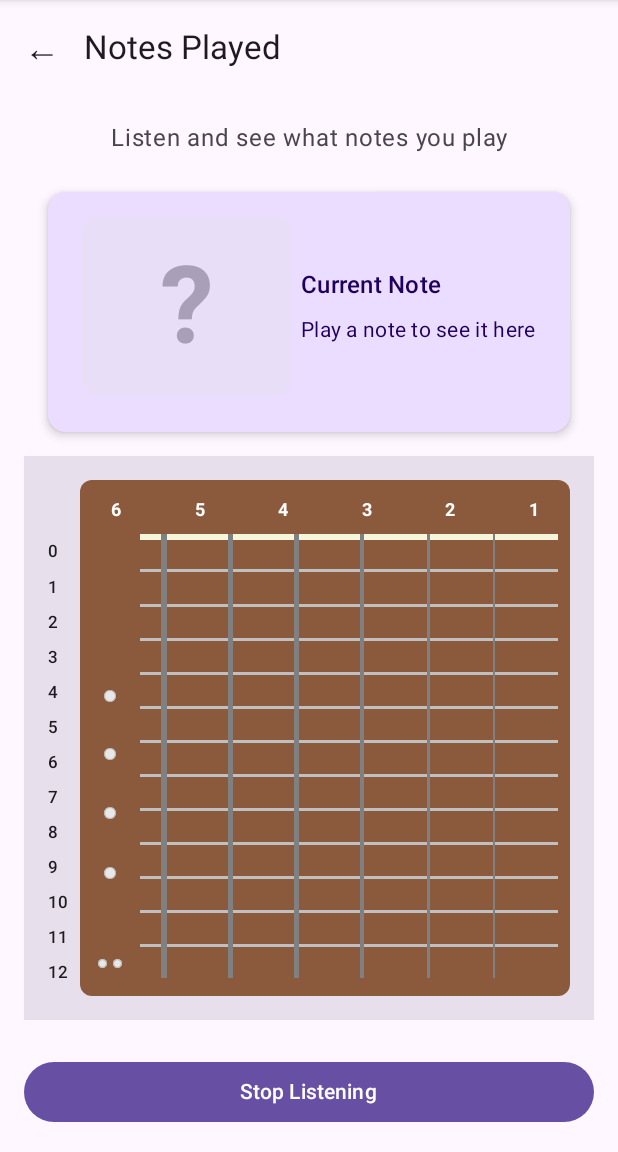
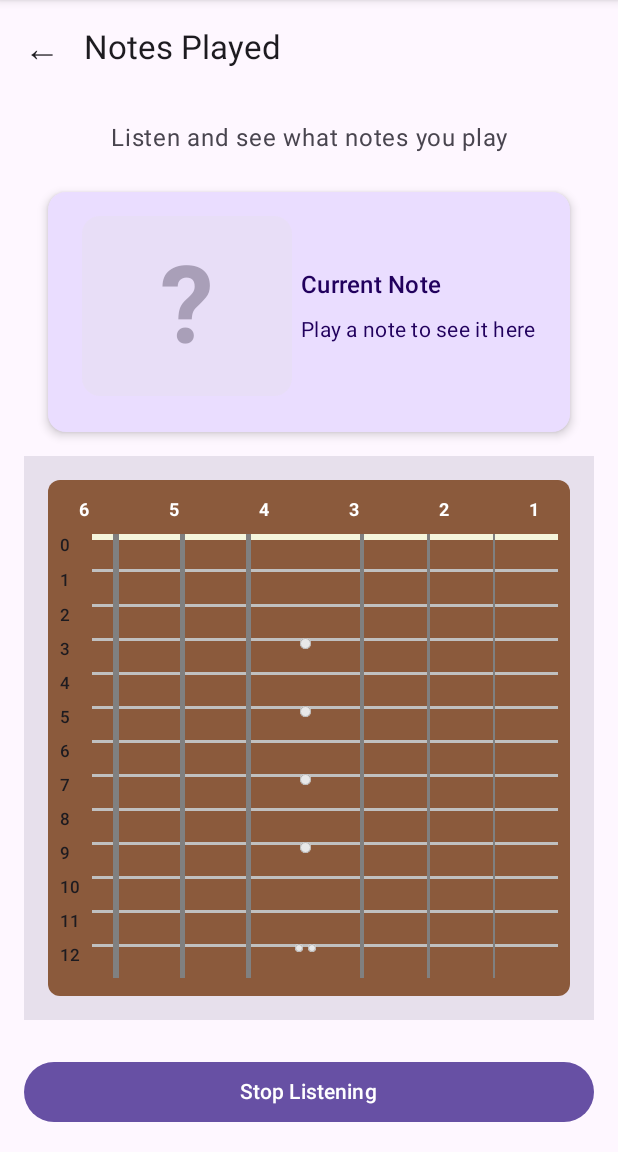
Before and after one commit to tobi01001/android-guitar-notes-learner, an Android app built with Jetpack Compose: the NotesPlayedScreen screen opened through its navigation route, after a tap on "Start Listening", on a phone screen of 412 x 824 dp, the part 84-1236 px from its top. Run offline under Robolectric (Android 15) with nearby library versions, the phone set to English and light mode, and no system bars.

Commit message:
Fix fretboard layout: correct string order, position markers, align fret numbers
Co-authored-by: tobi01001 <1083336+tobi01001@users.noreply.github.com>

```diff
--- a/app/src/main/java/com/androidguitarnotes/app/notesplayed/FretboardView.kt
+++ b/app/src/main/java/com/androidguitarnotes/app/notesplayed/FretboardView.kt
@@ -74,31 +74,23 @@ fun FretboardView(
             emptyList()
         }
 
-    Row(
+    Column(
         modifier =
             modifier
                 .fillMaxWidth()
                 .background(MaterialTheme.colorScheme.surfaceVariant)
                 .padding(16.dp),
-        verticalAlignment = Alignment.CenterVertically,
-        horizontalArrangement = Arrangement.Center,
     ) {
-        // Fret numbers
-        FretNumbers(maxFret = maxFret)
-
-        Spacer(modifier = Modifier.width(8.dp))
-
         // Main fretboard area with wooden background
         Box(
             modifier =
                 Modifier
                     .clip(RoundedCornerShape(8.dp))
-                    .background(FRETBOARD_WOOD_COLOR),
+                    .background(FRETBOARD_WOOD_COLOR)
+                    .padding(horizontal = 8.dp, vertical = 12.dp),
         ) {
-            Column(
-                modifier = Modifier.padding(horizontal = 8.dp, vertical = 12.dp),
-            ) {
-                // String labels
+            Column {
+                // String labels (6 = low E on left, 1 = high E on right)
                 Row(
                     modifier = Modifier.fillMaxWidth(),
                     horizontalArrangement = Arrangement.SpaceBetween,
@@ -120,24 +112,24 @@ fun FretboardView(
 
                 Spacer(modifier = Modifier.height(8.dp))
 
-                // Fretboard with strings, frets, and notes
-                Box {
-                    // Fret markers (dots) on the left side between strings 3 and 4
+                // Fret numbers and fretboard content
                 Row {
-                        FretMarkers(maxFret = maxFret)
+                    // Fret numbers aligned with fret bars
+                    FretNumbers(maxFret = maxFret)
 
                     Spacer(modifier = Modifier.width(8.dp))
 
-                        // Strings, fret bars, and note markers
+                    // Fretboard with strings, frets, and notes
                     Box {
                         // Fret bars crossing all strings
                         FretBars(maxFret = maxFret)
 
-                            // Strings and note markers
+                        // Strings, fret markers, and note markers
                         Row(
                             horizontalArrangement = Arrangement.spacedBy(12.dp),
                         ) {
-                                for (stringNumber in GUITAR_STRINGS downTo 1) {
+                            // Strings 6-4 (low E, A, D)
+                            for (stringNumber in GUITAR_STRINGS downTo 4) {
                                 StringColumn(
                                     stringNumber = stringNumber,
                                     maxFret = maxFret,
@@ -147,17 +139,32 @@ fun FretboardView(
                                     isPersisted = isPersisted,
                                 )
                             }
+
+                            // Fret markers between strings 3 and 4
+                            FretMarkers(maxFret = maxFret)
+
+                            // Strings 3-1 (G, B, high E)
+                            for (stringNumber in 3 downTo 1) {
+                                StringColumn(
+                                    stringNumber = stringNumber,
+                                    maxFret = maxFret,
+                                    highlightedPositions = highlightedPositions,
+                                    detectedNote = detectedNote,
+                                    highlightAlpha = highlightAlpha,
+                                    isPersisted = isPersisted,
+                                )
                             }
-                        }
-                    }
-                }
-            }
-        }
-    }
+                        } // End Row (strings and markers)
+                    } // End Box (fretboard content)
+                } // End Row (fret numbers + content)
+            } // End Column (labels + fretboard)
+        } // End Box (wooden background)
+    } // End Column (outer container)
 }
 
 /**
  * Displays standard fret markers (dots at frets 3, 5, 7, 9 and double dots at 12).
+ * Positioned between strings 3 and 4.
  */
 @Composable
 private fun FretMarkers(
@@ -169,30 +176,28 @@ private fun FretMarkers(
     Column(
         modifier =
             modifier
-                .width(24.dp)
-                // Padding aligns fret markers with the fret positions below, accounting for the string label area.
-                .padding(top = 40.dp),
+                .width(20.dp),
         verticalArrangement = Arrangement.SpaceEvenly,
         horizontalAlignment = Alignment.CenterHorizontally,
     ) {
         for (fret in 0..maxFret) {
             Box(
                 modifier = Modifier.weight(1f),
-                contentAlignment = Alignment.Center,
+                contentAlignment = Alignment.TopCenter, // Align with fret bars
             ) {
                 when {
                     fret == 12 -> {
                         // Double dots at fret 12
                         Row(
-                            horizontalArrangement = Arrangement.spacedBy(4.dp),
+                            horizontalArrangement = Arrangement.spacedBy(3.dp),
                         ) {
-                            MarkerDot(size = 6.dp)
-                            MarkerDot(size = 6.dp)
+                            MarkerDot(size = 5.dp)
+                            MarkerDot(size = 5.dp)
                         }
                     }
                     fret in markerFrets -> {
                         // Single dot at frets 3, 5, 7, 9
-                        MarkerDot(size = 8.dp)
+                        MarkerDot(size = 7.dp)
                     }
                 }
             }
@@ -270,10 +275,7 @@ private fun FretNumbers(
     modifier: Modifier = Modifier,
 ) {
     Column(
-        modifier =
-            modifier
-                // Padding aligns fret numbers with the fret markers below, accounting for the string label area.
-                .padding(top = 40.dp),
+        modifier = modifier,
         verticalArrangement = Arrangement.SpaceEvenly,
     ) {
         for (fret in 0..maxFret) {
```
Lines whose indentation alone changed are shown as unchanged.
